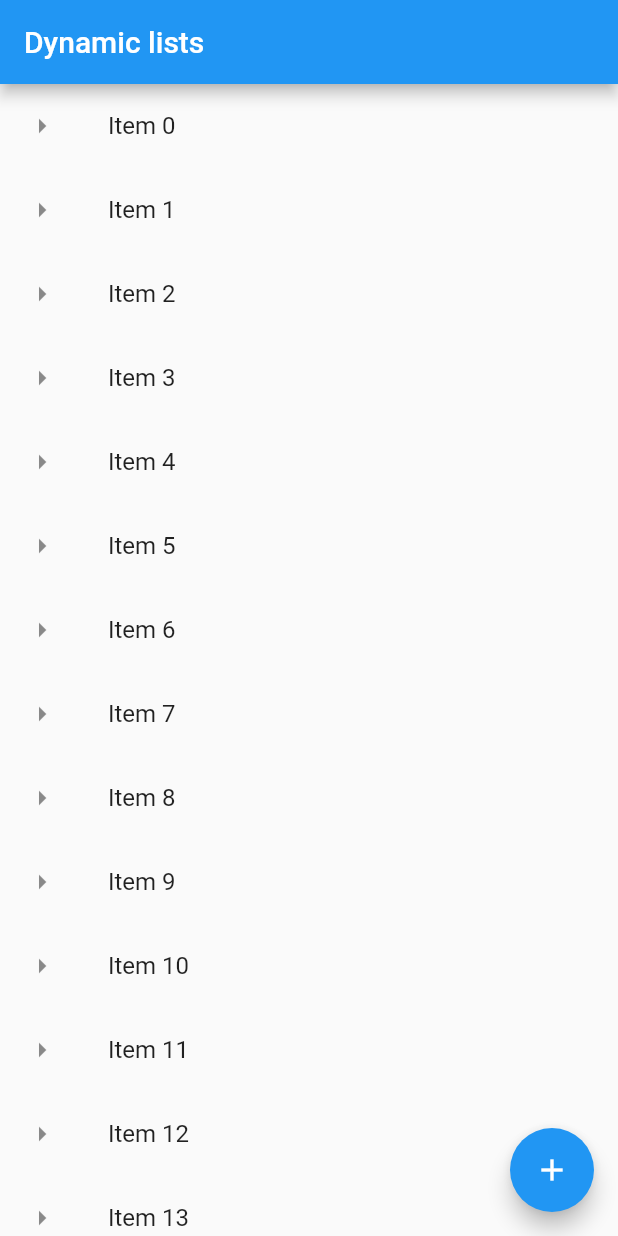
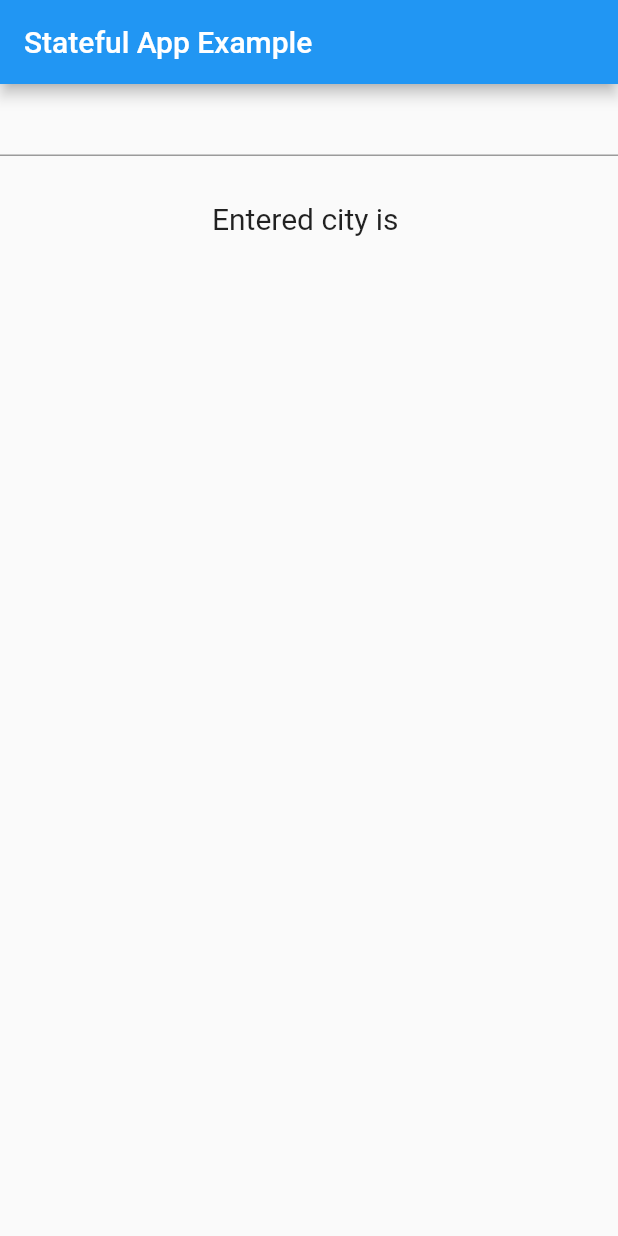
Before and after one commit to shubhampokhrel81/flutterapp1, a Flutter app: the screen it shows after launch, on a phone screen of 412 x 824 dp. Run offline on Flutter 3.47's test engine with Material 2 defaults, Android fonts, the phone set to English and light mode, and no system bars.

Commit message:
Stateful simple app

```diff
--- a/flutterapp/lib/main.dart
+++ b/flutterapp/lib/main.dart
@@ -1,53 +1,49 @@
 import "package:flutter/material.dart";
 
-void main() => runApp(MaterialApp(
-  title: "Exploring dynamic lists",
-  home: Scaffold(
-    appBar: AppBar(title:Text("Dynamic lists")),
-    body: getListView(),
-    floatingActionButton: FloatingActionButton(
-      onPressed: (){
-        debugPrint("FAB clicked");
-      },
-      child: Icon(Icons.add),
-      tooltip: 'Add more item',
-    ),
-  ),
-
-));
-
-List<String> getListElements(){
-  var items = List<String>.generate(100, (counter) =>"Item $counter");
-  return items;
+void main() {
+  runApp(MaterialApp(
+    title: "Stateful app Example",
+    home: FavoriteCity(),
+  ));
 }
 
-Widget getListView(){
-  var listItems = getListElements();
-
-  var listView = ListView.builder(
-      itemBuilder: (context,index){
-        return ListTile(
-          leading: Icon(Icons.arrow_right,),
-          title: Text(listItems[index]),
-          onTap: (){
-            showSnackBar(context, listItems[index]);
-//            print("List ${listItems[index]} clicked");
-          },
-        );
+class FavoriteCity extends StatefulWidget{
+  @override
+  State<StatefulWidget> createState() {
+    // TODO: implement createState
+    return _FavoriteCityState();
   }
-  );
-  return listView;
 }
 
-void showSnackBar(BuildContext context, String item){
-  var snackBar = SnackBar(
-    content: Text("You just tapped $item"),
-    action: SnackBarAction(
-      label: "UNDO",
-      onPressed: (){
-        debugPrint("Performing dummy UNDO operation");
-      },
-    ),
-  );
-      Scaffold.of(context).showSnackBar(snackBar);
+class _FavoriteCityState extends State<FavoriteCity>{
+  String nameCity = "";
+  @override
+  Widget build(BuildContext context) {
+    return Scaffold(
+      appBar: AppBar(
+        title: Text("Stateful App Example"),
+      ),
+      body: Container(
+        child: Column(
+          children: <Widget>[
+            TextField(
+              onSubmitted: (String userInput){
+                setState(() {
+                  nameCity = userInput;
+                });
+              },
+            ),
+            Padding(
+              padding: EdgeInsets.all(30.0),
+              child: Text(
+                "Entered city is $nameCity",
+                style: TextStyle(fontSize: 20.0),
+              ),
+            )
+          ],
+        ),
+      ),
+    );
+  }
+
 }
```
Also changed, not shown: flutterapp/pubspec.yaml (+12 -12 lines), flutterapp/fonts/Chilanka-Regular.ttf (deleted), flutterapp/fonts/PlayfairDisplay-Bold.ttf (deleted), flutterapp/fonts/PlayfairDisplay-Regular.ttf (deleted), flutterapp/images/Flag_of_Nepal.gif (deleted).
